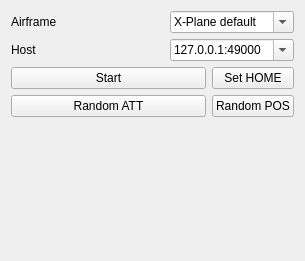
This is src/ui/QGCHilXPlaneConfiguration.ui in mavlink/qgroundcontrol as Qt 5 draws it before an edit. The edited form follows.
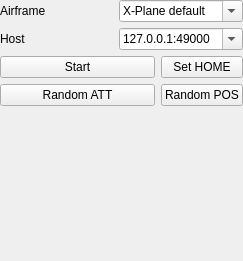
This is the edited form.

The edit to the form file:
```diff
--- a/src/ui/QGCHilXPlaneConfiguration.ui
+++ b/src/ui/QGCHilXPlaneConfiguration.ui
@@ -6,7 +6,7 @@
    <rect>
     <x>0</x>
     <y>0</y>
-    <width>305</width>
+    <width>243</width>
     <height>261</height>
    </rect>
   </property>
@@ -14,6 +14,9 @@
    <string>Form</string>
   </property>
   <layout class="QGridLayout" name="gridLayout" columnstretch="40,0,0,0">
+   <property name="margin">
+    <number>0</number>
+   </property>
    <item row="0" column="0">
     <widget class="QLabel" name="label">
      <property name="text">
```
